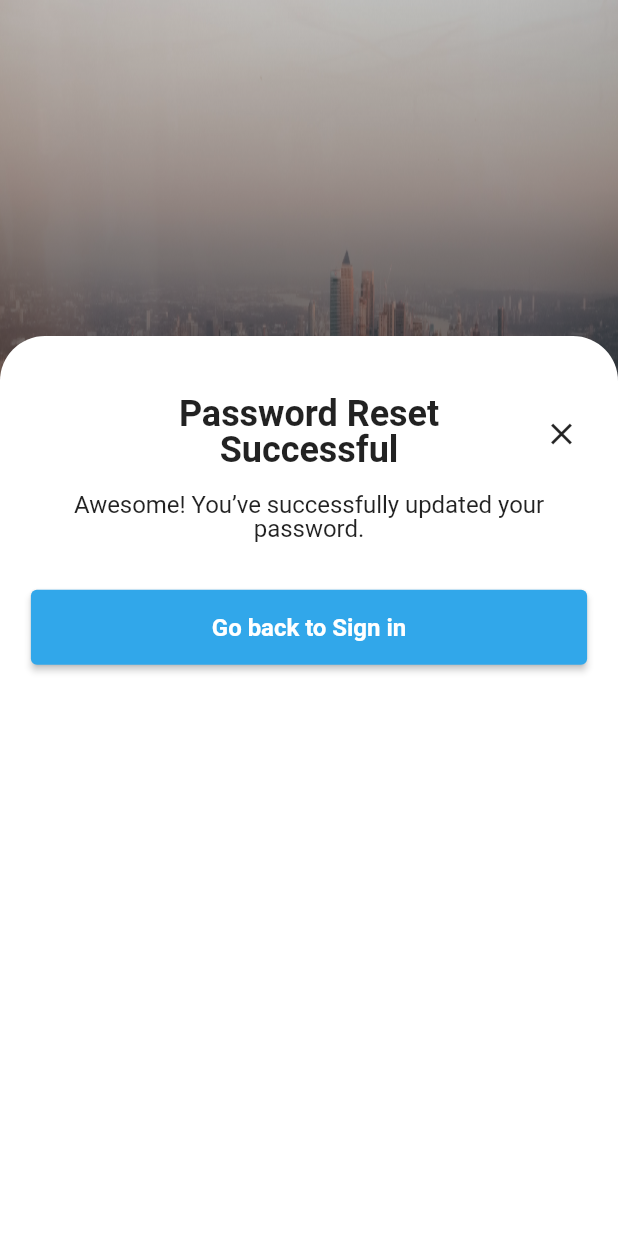
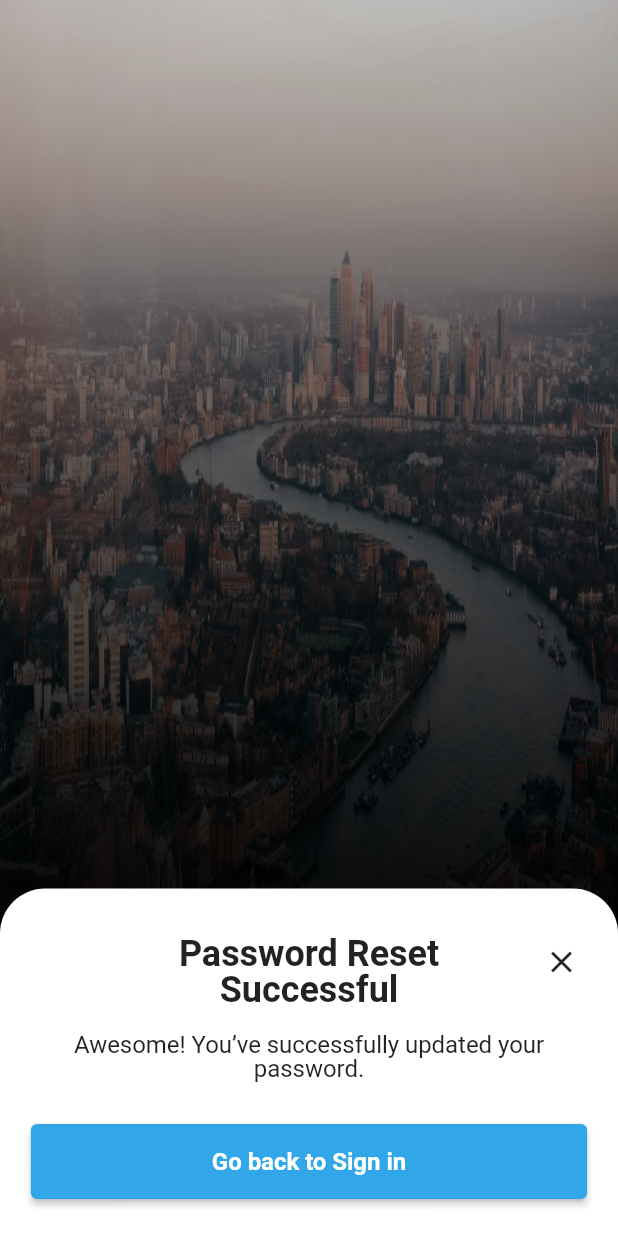
Before and after one commit to thinhhja2001/learning_english_app, a Flutter app: the SuccessResetScreen screen opened by its route, on a phone screen of 412 x 824 dp. Run offline on Flutter 3.47's test engine with Material 2 defaults, Android fonts, the phone set to English and light mode, and no system bars; our stand-ins replace firebase_auth; accounts and stored records are empty.

Commit message:
Update Reset Password & Success Password V2

```diff
--- a/lib/main.dart
+++ b/lib/main.dart
@@ -1,8 +1,10 @@
 import 'package:flutter/material.dart';
 import 'package:learning_english_app/providers/resetpassword_provider.dart';
 import 'package:learning_english_app/providers/signin_provider.dart';
+import 'package:learning_english_app/screens/resetpassword_screen.dart';
 // import 'package:learning_english_app/screens/resetpassword_screen.dart';
 import 'package:learning_english_app/screens/signin_screen.dart';
+import 'package:learning_english_app/screens/signup_screen.dart';
 import 'package:learning_english_app/screens/successreset_screen.dart';
 import 'package:learning_english_app/providers/signup_provider.dart';
 // import 'package:learning_english_app/screens/signup_screen.dart';
@@ -46,9 +48,7 @@
           home: const SignInScreen(),
           routes: <String, WidgetBuilder>{
             '/successpassword': (BuildContext context) =>
-                const SuccessResetScreen(
-                  heightCard: 600.0,
-                ),
+                const SuccessResetScreen(),
             '/signin': (BuildContext context) => const SignInScreen(),
           }),
     );
--- a/lib/screens/successreset_screen.dart
+++ b/lib/screens/successreset_screen.dart
@@ -3,9 +3,7 @@ import 'package:flutter/material.dart';
 import '../utils/colors.dart';
 
 class SuccessResetScreen extends StatelessWidget {
-  final double heightCard;
-  const SuccessResetScreen({Key? key, required this.heightCard})
-      : super(key: key);
+  const SuccessResetScreen({Key? key}) : super(key: key);
 
   @override
   Widget build(BuildContext context) {
@@ -33,9 +31,7 @@ class SuccessResetScreen extends StatelessWidget {
           Column(
             mainAxisAlignment: MainAxisAlignment.end,
             children: [
-              SuccessPasswordWidget(
-                heightCard: heightCard,
-              ),
+              SuccessPasswordWidget(),
             ],
           )
         ],
@@ -45,13 +41,7 @@ class SuccessResetScreen extends StatelessWidget {
 }
 
 class SuccessPasswordWidget extends StatelessWidget {
-  const SuccessPasswordWidget({
-    required double heightCard,
-    Key? key,
-  })  : _heightCard = heightCard,
-        super(key: key);
-
-  final double _heightCard;
+  const SuccessPasswordWidget({Key? key}) : super(key: key);
 
   @override
   Widget build(BuildContext context) {
@@ -61,7 +51,6 @@ class SuccessPasswordWidget extends StatelessWidget {
 
     return SizedBox(
       width: double.infinity,
-      height: _heightCard,
       child: SafeArea(
           child: Container(
         decoration: const BoxDecoration(
@@ -69,23 +58,27 @@ class SuccessPasswordWidget extends StatelessWidget {
             borderRadius: BorderRadius.only(
                 topLeft: Radius.circular(30), topRight: Radius.circular(30))),
         child: Padding(
-          padding: EdgeInsets.symmetric(
-              horizontal: MediaQuery.of(context).size.width * 0.05,
-              vertical: MediaQuery.of(context).size.height * 0.05),
+          padding: EdgeInsets.only(
+              left: MediaQuery.of(context).size.width * 0.05,
+              right: MediaQuery.of(context).size.width * 0.05,
+              top: MediaQuery.of(context).size.height * 0.01,
+              bottom: MediaQuery.of(context).size.height * 0.03),
           child: Column(
             crossAxisAlignment: CrossAxisAlignment.start,
             children: [
               Row(
                 mainAxisAlignment: MainAxisAlignment.start,
-                crossAxisAlignment: CrossAxisAlignment.end,
                 children: [
                   Expanded(
                     child: Container(),
                     flex: 1,
                   ),
-                  const Expanded(
+                  Expanded(
                     flex: 8,
-                    child: Text(
+                    child: Padding(
+                      padding: EdgeInsets.only(
+                          top: MediaQuery.of(context).size.height * 0.03),
+                      child: const Text(
                         "Password Reset\nSuccessful",
                         textAlign: TextAlign.center,
                         style: TextStyle(
@@ -96,11 +89,16 @@ class SuccessPasswordWidget extends StatelessWidget {
                             letterSpacing: -0.025),
                       ),
                     ),
+                  ),
                   Expanded(
                     flex: 1,
+                    child: Padding(
+                      padding: EdgeInsets.only(
+                          top: MediaQuery.of(context).size.height * 0.01),
                       child: IconButton(
                         onPressed: changeToSignIn,
                         icon: const Icon(Icons.close),
+                      ),
                     ),
                   ),
                 ],
@@ -121,7 +119,7 @@ class SuccessPasswordWidget extends StatelessWidget {
                 ),
               ),
               Padding(
-                padding: const EdgeInsets.only(top: 32),
+                padding: const EdgeInsets.only(top: 28),
                 child: SizedBox(
                   width: double.infinity,
                   height: 50,
```
Also changed, not shown: lib/screens/resetpassword_screen.dart (+7 -13 lines), pubspec.lock. Lines whose indentation alone changed are shown as unchanged.
